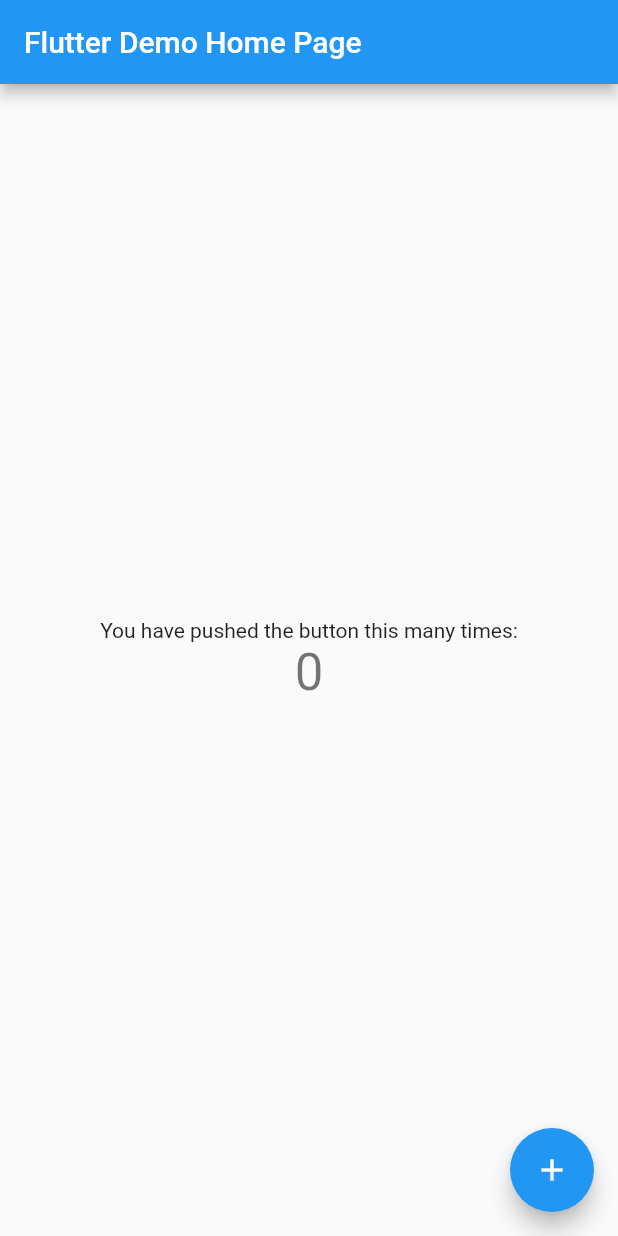
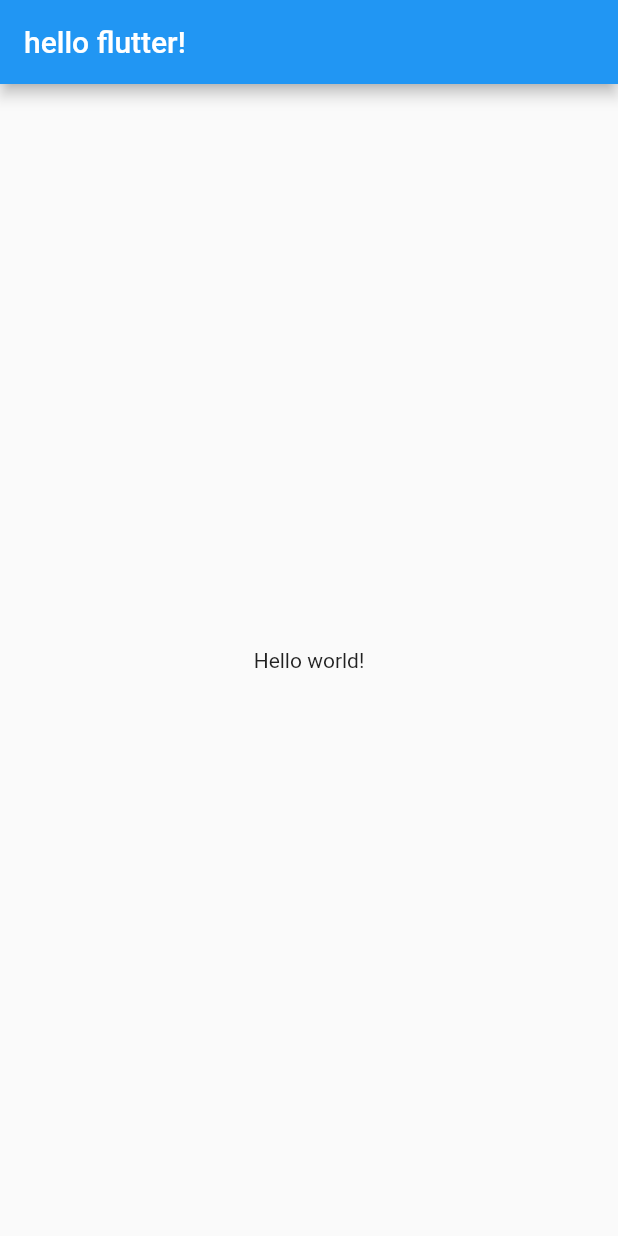
Before and after one commit to cheo419/serachToon, a Flutter app: the screen it shows after launch, on a phone screen of 412 x 824 dp. Run offline on Flutter 3.47's test engine with Material 2 defaults, Android fonts, the phone set to English and light mode, and no system bars.

Commit message:
Hello world

```diff
--- /dev/null
+++ b/lib/S.txt
@@ -0,0 +1,6 @@
+#2 (2.3)
+- 모든 것은 위젯이다. 블록처럼 위젯에 위젯을 쌓아가며 앱을 만드는 것.
+- 위젯은 외우지 말고 찾아보며 사용하자. https://docs.flutter.dev/development/ui/widgets
+- 모든 위젯은 build 메서드를 사용해야한다.(build 또한 자동 완성 가능)
+- 모든 앱은 CupertinoApp 혹은 MaterialApp 중에 선택해야 하는데, materialapp이 훨씬 보기 좋으니 MaterialApp을 쓰자.
+- 모든 화면은 Scaffold(구조)를 가져야 한다.
--- a/lib/main.dart
+++ b/lib/main.dart
@@ -1,115 +1,20 @@
 import 'package:flutter/material.dart';
 
 void main() {
-  runApp(const MyApp());
+  runApp(App());
 }
 
-class MyApp extends StatelessWidget {
-  const MyApp({super.key});
-
-  // This widget is the root of your application.
+class App extends StatelessWidget {
   @override
   Widget build(BuildContext context) {
     return MaterialApp(
-      title: 'Flutter Demo',
-      theme: ThemeData(
-        // This is the theme of your application.
-        //
-        // Try running your application with "flutter run". You'll see the
-        // application has a blue toolbar. Then, without quitting the app, try
-        // changing the primarySwatch below to Colors.green and then invoke
-        // "hot reload" (press "r" in the console where you ran "flutter run",
-        // or simply save your changes to "hot reload" in a Flutter IDE).
-        // Notice that the counter didn't reset back to zero; the application
-        // is not restarted.
-        primarySwatch: Colors.blue,
+        home: Scaffold(
+      appBar: AppBar(
+        title: Text('hello flutter!'),
       ),
-      home: const MyHomePage(title: 'Flutter Demo Home Page'),
-    );
+      body: Center(
+        child: Text('Hello world!'),
+      ),
+    ));
   }
 }
-
-class MyHomePage extends StatefulWidget {
-  const MyHomePage({super.key, required this.title});
-
-  // This widget is the home page of your application. It is stateful, meaning
-  // that it has a State object (defined below) that contains fields that affect
-  // how it looks.
-
-  // This class is the configuration for the state. It holds the values (in this
-  // case the title) provided by the parent (in this case the App widget) and
-  // used by the build method of the State. Fields in a Widget subclass are
-  // always marked "final".
-
-  final String title;
-
-  @override
-  State<MyHomePage> createState() => _MyHomePageState();
-}
-
-class _MyHomePageState extends State<MyHomePage> {
-  int _counter = 0;
-
-  void _incrementCounter() {
-    setState(() {
-      // This call to setState tells the Flutter framework that something has
-      // changed in this State, which causes it to rerun the build method below
-      // so that the display can reflect the updated values. If we changed
-      // _counter without calling setState(), then the build method would not be
-      // called again, and so nothing would appear to happen.
-      _counter++;
-    });
-  }
-
-  @override
-  Widget build(BuildContext context) {
-    // This method is rerun every time setState is called, for instance as done
-    // by the _incrementCounter method above.
-    //
-    // The Flutter framework has been optimized to make rerunning build methods
-    // fast, so that you can just rebuild anything that needs updating rather
-    // than having to individually change instances of widgets.
-    return Scaffold(
-      appBar: AppBar(
-        // Here we take the value from the MyHomePage object that was created by
-        // the App.build method, and use it to set our appbar title.
-        title: Text(widget.title),
-      ),
-      body: Center(
-        // Center is a layout widget. It takes a single child and positions it
-        // in the middle of the parent.
-        child: Column(
-          // Column is also a layout widget. It takes a list of children and
-          // arranges them vertically. By default, it sizes itself to fit its
-          // children horizontally, and tries to be as tall as its parent.
-          //
-          // Invoke "debug painting" (press "p" in the console, choose the
-          // "Toggle Debug Paint" action from the Flutter Inspector in Android
-          // Studio, or the "Toggle Debug Paint" command in Visual Studio Code)
-          // to see the wireframe for each widget.
-          //
-          // Column has various properties to control how it sizes itself and
-          // how it positions its children. Here we use mainAxisAlignment to
-          // center the children vertically; the main axis here is the vertical
-          // axis because Columns are vertical (the cross axis would be
-          // horizontal).
-          mainAxisAlignment: MainAxisAlignment.center,
-          children: <Widget>[
-            const Text(
-              'You have pushed the button this many times:',
-            ),
-            Text(
-              '$_counter',
-              style: Theme.of(context).textTheme.headline4,
-            ),
-          ],
-        ),
-      ),
-      floatingActionButton: FloatingActionButton(
-        onPressed: _incrementCounter,
-        tooltip: 'Increment',
-        child: const Icon(Icons.add),
-      ), // This trailing comma makes auto-formatting nicer for build methods.
-    );
-  }
-}
```
